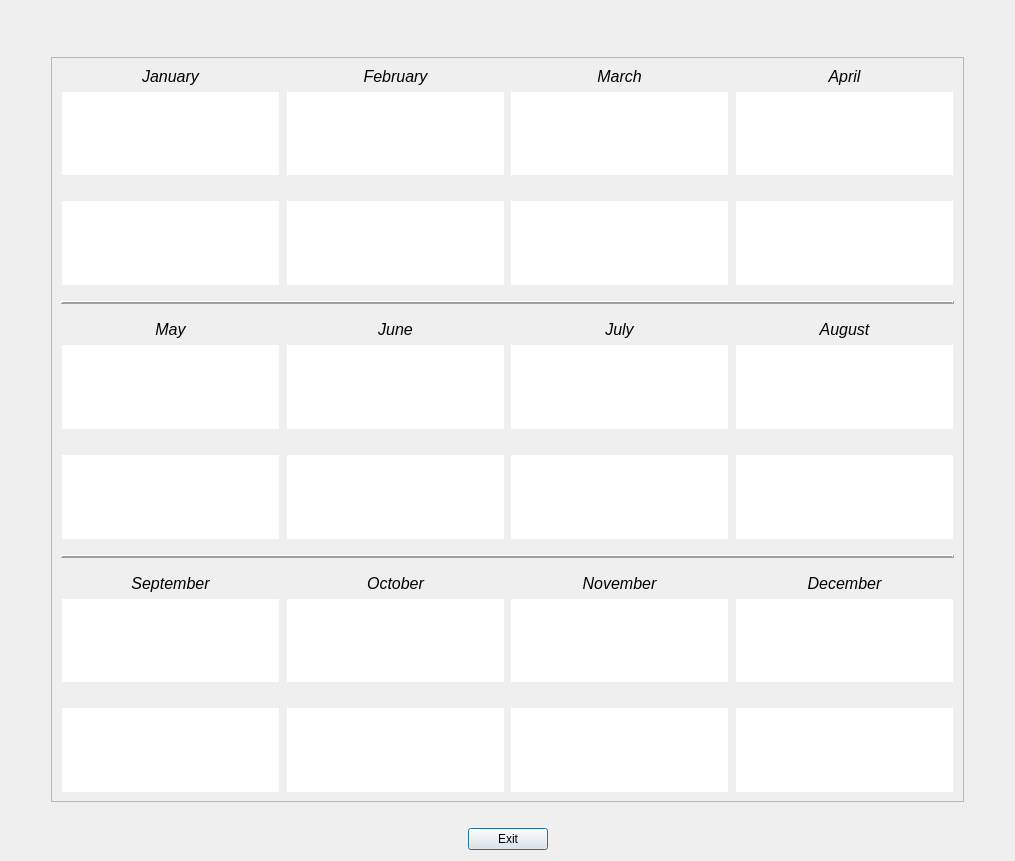
epw7856/CashFlowManager, file CashFlowManager/monthlybudgetsummarydialog.ui: the form before one commit.
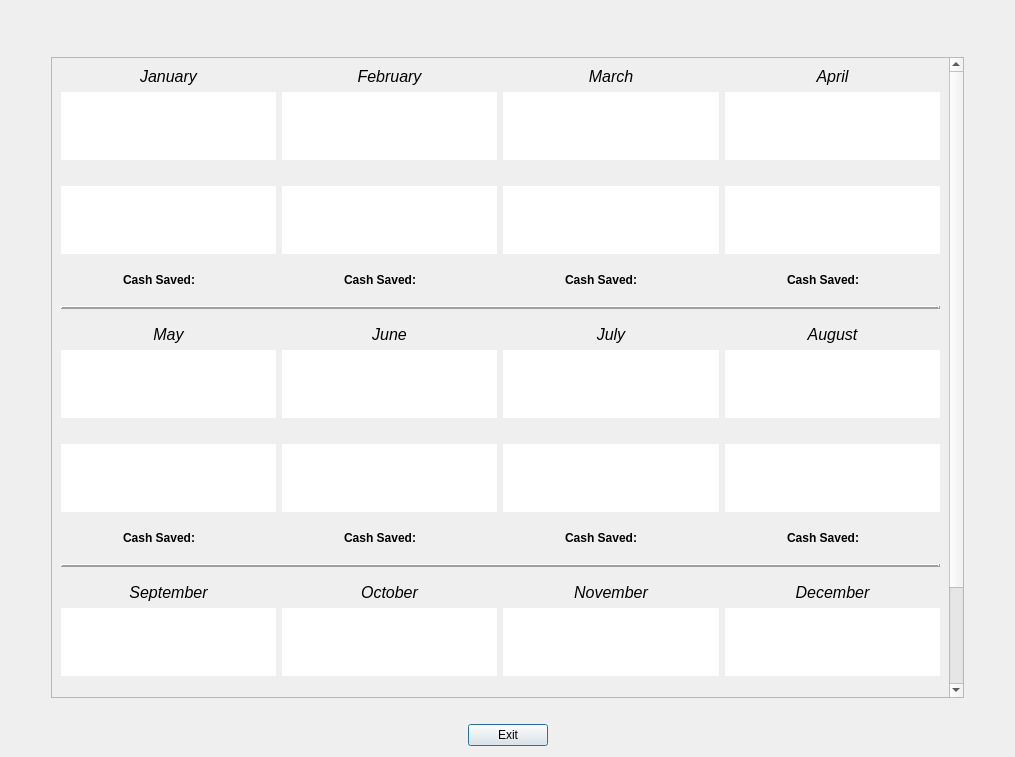
The form after the commit.

Commit message: Added cash savings labels to the monthly budget summary dialog.

What changed in the file:
```diff
--- a/CashFlowManager/monthlybudgetsummarydialog.ui
+++ b/CashFlowManager/monthlybudgetsummarydialog.ui
@@ -10,7 +10,7 @@
     <x>0</x>
     <y>0</y>
     <width>1015</width>
-    <height>861</height>
+    <height>757</height>
    </rect>
   </property>
   <property name="font">
@@ -118,9 +118,9 @@
         <property name="geometry">
          <rect>
           <x>0</x>
-          <y>0</y>
+          <y>-244</y>
           <width>884</width>
-          <height>733</height>
+          <height>865</height>
          </rect>
         </property>
         <layout class="QVBoxLayout" name="verticalLayout_15">
@@ -212,6 +212,77 @@
                </attribute>
               </widget>
              </item>
+             <item>
+              <spacer name="verticalSpacer_29">
+               <property name="orientation">
+                <enum>Qt::Vertical</enum>
+               </property>
+               <property name="sizeType">
+                <enum>QSizePolicy::Fixed</enum>
+               </property>
+               <property name="sizeHint" stdset="0">
+                <size>
+                 <width>20</width>
+                 <height>10</height>
+                </size>
+               </property>
+              </spacer>
+             </item>
+             <item>
+              <layout class="QHBoxLayout" name="horizontalLayout_7">
+               <item>
+                <spacer name="horizontalSpacer_25">
+                 <property name="orientation">
+                  <enum>Qt::Horizontal</enum>
+                 </property>
+                 <property name="sizeHint" stdset="0">
+                  <size>
+                   <width>40</width>
+                   <height>20</height>
+                  </size>
+                 </property>
+                </spacer>
+               </item>
+               <item>
+                <widget class="QLabel" name="label_13">
+                 <property name="font">
+                  <font>
+                   <family>Segoe UI</family>
+                   <pointsize>9</pointsize>
+                   <weight>75</weight>
+                   <bold>true</bold>
+                  </font>
+                 </property>
+                 <property name="text">
+                  <string>Cash Saved:  </string>
+                 </property>
+                </widget>
+               </item>
+               <item>
+                <widget class="QLabel" name="labelJanuaryCashSaved">
+                 <property name="text">
+                  <string>&lt;CashSaved&gt;</string>
+                 </property>
+                 <property name="alignment">
+                  <set>Qt::AlignCenter</set>
+                 </property>
+                </widget>
+               </item>
+               <item>
+                <spacer name="horizontalSpacer_24">
+                 <property name="orientation">
+                  <enum>Qt::Horizontal</enum>
+                 </property>
+                 <property name="sizeHint" stdset="0">
+                  <size>
+                   <width>40</width>
+                   <height>20</height>
+                  </size>
+                 </property>
+                </spacer>
+               </item>
+              </layout>
+             </item>
              <item>
               <spacer name="verticalSpacer_17">
                <property name="orientation">
@@ -328,6 +399,77 @@
                </attribute>
               </widget>
              </item>
+             <item>
+              <spacer name="verticalSpacer_30">
+               <property name="orientation">
+                <enum>Qt::Vertical</enum>
+               </property>
+               <property name="sizeType">
+                <enum>QSizePolicy::Fixed</enum>
+               </property>
+               <property name="sizeHint" stdset="0">
+                <size>
+                 <width>20</width>
+                 <height>10</height>
+                </size>
+               </property>
+              </spacer>
+             </item>
+             <item>
+              <layout class="QHBoxLayout" name="horizontalLayout_8">
+               <item>
+                <spacer name="horizontalSpacer_26">
+                 <property name="orientation">
+                  <enum>Qt::Horizontal</enum>
+                 </property>
+                 <property name="sizeHint" stdset="0">
+                  <size>
+                   <width>40</width>
+                   <height>20</height>
+                  </size>
+                 </property>
+                </spacer>
+               </item>
+               <item>
+                <widget class="QLabel" name="label_14">
+                 <property name="font">
+                  <font>
+                   <family>Segoe UI</family>
+                   <pointsize>9</pointsize>
+                   <weight>75</weight>
+                   <bold>true</bold>
+                  </font>
+                 </property>
+                 <property name="text">
+                  <string>Cash Saved:  </string>
+                 </property>
+                </widget>
+               </item>
+               <item>
+                <widget class="QLabel" name="labelFebruaryCashSaved">
+                 <property name="text">
+                  <string>&lt;CashSaved&gt;</string>
+                 </property>
+                 <property name="alignment">
+                  <set>Qt::AlignCenter</set>
+                 </property>
+                </widget>
+               </item>
+               <item>
+                <spacer name="horizontalSpacer_27">
+                 <property name="orientation">
+                  <enum>Qt::Horizontal</enum>
+                 </property>
+                 <property name="sizeHint" stdset="0">
+                  <size>
+                   <width>40</width>
+                   <height>20</height>
+                  </size>
+                 </property>
+                </spacer>
+               </item>
+              </layout>
+             </item>
              <item>
               <spacer name="verticalSpacer_18">
                <property name="orientation">
@@ -441,6 +583,77 @@
                </attribute>
               </widget>
              </item>
+             <item>
+              <spacer name="verticalSpacer_31">
+               <property name="orientation">
+                <enum>Qt::Vertical</enum>
+               </property>
+               <property name="sizeType">
+                <enum>QSizePolicy::Fixed</enum>
+               </property>
+               <property name="sizeHint" stdset="0">
+                <size>
+                 <width>20</width>
+                 <height>10</height>
+                </size>
+               </property>
+              </spacer>
+             </item>
+             <item>
+              <layout class="QHBoxLayout" name="horizontalLayout_9">
+               <item>
+                <spacer name="horizontalSpacer_28">
+                 <property name="orientation">
+                  <enum>Qt::Horizontal</enum>
+                 </property>
+                 <property name="sizeHint" stdset="0">
+                  <size>
+                   <width>40</width>
+                   <height>20</height>
+                  </size>
+                 </property>
+                </spacer>
+               </item>
+               <item>
+                <widget class="QLabel" name="label_15">
+                 <property name="font">
+                  <font>
+                   <family>Segoe UI</family>
+                   <pointsize>9</pointsize>
+                   <weight>75</weight>
+                   <bold>true</bold>
+                  </font>
+                 </property>
+                 <property name="text">
+                  <string>Cash Saved:  </string>
+                 </property>
+                </widget>
+               </item>
+               <item>
+                <widget class="QLabel" name="labelMarchCashSaved">
+                 <property name="text">
+                  <string>&lt;CashSaved&gt;</string>
+                 </property>
+                 <property name="alignment">
+                  <set>Qt::AlignCenter</set>
+                 </property>
+                </widget>
+               </item>
+               <item>
+                <spacer name="horizontalSpacer_29">
+                 <property name="orientation">
+                  <enum>Qt::Horizontal</enum>
+                 </property>
+                 <property name="sizeHint" stdset="0">
+                  <size>
+                   <width>40</width>
+                   <height>20</height>
+                  </size>
+                 </property>
+                </spacer>
+               </item>
+              </layout>
+             </item>
              <item>
               <spacer name="verticalSpacer_19">
                <property name="orientation">
@@ -554,6 +767,77 @@
                </attribute>
               </widget>
              </item>
+             <item>
+              <spacer name="verticalSpacer_32">
+               <property name="orientation">
+                <enum>Qt::Vertical</enum>
+               </property>
+               <property name="sizeType">
+                <enum>QSizePolicy::Fixed</enum>
+               </property>
+               <property name="sizeHint" stdset="0">
+                <size>
+                 <width>20</width>
+                 <height>10</height>
+                </size>
+               </property>
+              </spacer>
+             </item>
+             <item>
+              <layout class="QHBoxLayout" name="horizontalLayout_10">
+               <item>
+                <spacer name="horizontalSpacer_30">
+                 <property name="orientation">
+                  <enum>Qt::Horizontal</enum>
+                 </property>
+                 <property name="sizeHint" stdset="0">
+                  <size>
+                   <width>40</width>
+                   <height>20</height>
+                  </size>
+                 </property>
+                </spacer>
+               </item>
+               <item>
+                <widget class="QLabel" name="label_16">
+                 <property name="font">
+                  <font>
+                   <family>Segoe UI</family>
+                   <pointsize>9</pointsize>
+                   <weight>75</weight>
+                   <bold>true</bold>
+                  </font>
+                 </property>
+                 <property name="text">
+                  <string>Cash Saved:  </string>
+                 </property>
+                </widget>
+               </item>
+               <item>
+                <widget class="QLabel" name="labelAprilCashSaved">
+                 <property name="text">
+                  <string>&lt;CashSaved&gt;</string>
+                 </property>
+                 <property name="alignment">
+                  <set>Qt::AlignCenter</set>
+                 </property>
+                </widget>
+               </item>
+               <item>
+                <spacer name="horizontalSpacer_31">
+                 <property name="orientation">
+                  <enum>Qt::Horizontal</enum>
+                 </property>
+                 <property name="sizeHint" stdset="0">
+                  <size>
+                   <width>40</width>
+                   <height>20</height>
+                  </size>
+                 </property>
+                </spacer>
+               </item>
+              </layout>
+             </item>
              <item>
               <spacer name="verticalSpacer_20">
                <property name="orientation">
@@ -717,6 +1001,77 @@
                </attribute>
               </widget>
              </item>
+             <item>
+              <spacer name="verticalSpacer_33">
+               <property name="orientation">
+                <enum>Qt::Vertical</enum>
+               </property>
+               <property name="sizeType">
+                <enum>QSizePolicy::Fixed</enum>
+               </property>
+               <property name="sizeHint" stdset="0">
+                <size>
+                 <width>20</width>
+                 <height>10</height>
+                </size>
+               </property>
+              </spacer>
+             </item>
+             <item>
+              <layout class="QHBoxLayout" name="horizontalLayout_11">
+               <item>
+                <spacer name="horizontalSpacer_32">
+                 <property name="orientation">
+                  <enum>Qt::Horizontal</enum>
+                 </property>
+                 <property name="sizeHint" stdset="0">
+                  <size>
+                   <width>40</width>
+                   <height>20</height>
+                  </size>
+                 </property>
+                </spacer>
+               </item>
+               <item>
+                <widget class="QLabel" name="label_17">
+                 <property name="font">
+                  <font>
+                   <family>Segoe UI</family>
+                   <pointsize>9</pointsize>
+                   <weight>75</weight>
+                   <bold>true</bold>
+                  </font>
+                 </property>
+                 <property name="text">
+                  <string>Cash Saved:  </string>
+                 </property>
+                </widget>
+               </item>
+               <item>
+                <widget class="QLabel" name="labelMayCashSaved">
+                 <property name="text">
+                  <string>&lt;CashSaved&gt;</string>
+                 </property>
+                 <property name="alignment">
+                  <set>Qt::AlignCenter</set>
+                 </property>
+                </widget>
+               </item>
+               <item>
+                <spacer name="horizontalSpacer_33">
+                 <property name="orientation">
+                  <enum>Qt::Horizontal</enum>
+                 </property>
+                 <property name="sizeHint" stdset="0">
+                  <size>
+                   <width>40</width>
+                   <height>20</height>
+                  </size>
+                 </property>
+                </spacer>
+               </item>
+              </layout>
+             </item>
              <item>
               <spacer name="verticalSpacer_21">
                <property name="orientation">
@@ -818,6 +1173,77 @@
                </attribute>
               </widget>
              </item>
+             <item>
+              <spacer name="verticalSpacer_36">
+               <property name="orientation">
+                <enum>Qt::Vertical</enum>
+               </property>
+               <property name="sizeType">
+                <enum>QSizePolicy::Fixed</enum>
+               </property>
+               <property name="sizeHint" stdset="0">
+                <size>
+                 <width>20</width>
+                 <height>10</height>
+                </size>
+               </property>
+              </spacer>
+             </item>
+             <item>
+              <layout class="QHBoxLayout" name="horizontalLayout_14">
+               <item>
+                <spacer name="horizontalSpacer_38">
+                 <property name="orientation">
+                  <enum>Qt::Horizontal</enum>
+                 </property>
+                 <property name="sizeHint" stdset="0">
+                  <size>
+                   <width>40</width>
+                   <height>20</height>
+                  </size>
+                 </property>
+                </spacer>
+               </item>
+               <item>
+                <widget class="QLabel" name="label_20">
+                 <property name="font">
+                  <font>
+                   <family>Segoe UI</family>
+                   <pointsize>9</pointsize>
+                   <weight>75</weight>
+                   <bold>true</bold>
+                  </font>
+                 </property>
+                 <property name="text">
+                  <string>Cash Saved:  </string>
+                 </property>
+                </widget>
+               </item>
+               <item>
+                <widget class="QLabel" name="labelJuneCashSaved">
+                 <property name="text">
+                  <string>&lt;CashSaved&gt;</string>
+                 </property>
+                 <property name="alignment">
+                  <set>Qt::AlignCenter</set>
+                 </property>
+                </widget>
+               </item>
+               <item>
+                <spacer name="horizontalSpacer_39">
+                 <property name="orientation">
+                  <enum>Qt::Horizontal</enum>
+                 </property>
+                 <property name="sizeHint" stdset="0">
+                  <size>
+                   <width>40</width>
+                   <height>20</height>
+                  </size>
+                 </property>
+                </spacer>
+               </item>
+              </layout>
+             </item>
              <item>
               <spacer name="verticalSpacer_22">
                <property name="orientation">
@@ -919,6 +1345,77 @@
                </attribute>
               </widget>
              </item>
+             <item>
+              <spacer name="verticalSpacer_34">
+               <property name="orientation">
+                <enum>Qt::Vertical</enum>
+               </property>
+               <property name="sizeType">
+                <enum>QSizePolicy::Fixed</enum>
+               </property>
+               <property name="sizeHint" stdset="0">
+                <size>
+                 <width>20</width>
+                 <height>10</height>
+                </size>
+               </property>
+              </spacer>
+             </item>
+             <item>
+              <layout class="QHBoxLayout" name="horizontalLayout_12">
+               <item>
+                <spacer name="horizontalSpacer_34">
+                 <property name="orientation">
+                  <enum>Qt::Horizontal</enum>
+                 </property>
+                 <property name="sizeHint" stdset="0">
+                  <size>
+                   <width>40</width>
+                   <height>20</height>
+                  </size>
+                 </property>
+                </spacer>
+               </item>
+               <item>
+                <widget class="QLabel" name="label_18">
+                 <property name="font">
+                  <font>
+                   <family>Segoe UI</family>
+                   <pointsize>9</pointsize>
+                   <weight>75</weight>
+                   <bold>true</bold>
+                  </font>
+                 </property>
+                 <property name="text">
+                  <string>Cash Saved:  </string>
+                 </property>
+                </widget>
+               </item>
+               <item>
+                <widget class="QLabel" name="labelJulyCashSaved">
+                 <property name="text">
+                  <string>&lt;CashSaved&gt;</string>
+                 </property>
+                 <property name="alignment">
+                  <set>Qt::AlignCenter</set>
+                 </property>
+                </widget>
+               </item>
+               <item>
+                <spacer name="horizontalSpacer_35">
+                 <property name="orientation">
+                  <enum>Qt::Horizontal</enum>
+                 </property>
+                 <property name="sizeHint" stdset="0">
+                  <size>
+                   <width>40</width>
+                   <height>20</height>
+                  </size>
+                 </property>
+                </spacer>
+               </item>
+              </layout>
+             </item>
              <item>
               <spacer name="verticalSpacer_23">
                <property name="orientation">
@@ -1020,6 +1517,77 @@
                </attribute>
               </widget>
              </item>
+             <item>
+              <spacer name="verticalSpacer_35">
+               <property name="orientation">
+                <enum>Qt::Vertical</enum>
+               </property>
+               <property name="sizeType">
+                <enum>QSizePolicy::Fixed</enum>
+               </property>
+               <property name="sizeHint" stdset="0">
+                <size>
+                 <width>20</width>
+                 <height>10</height>
+                </size>
+               </property>
+              </spacer>
+             </item>
+             <item>
+              <layout class="QHBoxLayout" name="horizontalLayout_13">
+               <item>
+                <spacer name="horizontalSpacer_36">
+                 <property name="orientation">
+                  <enum>Qt::Horizontal</enum>
+                 </property>
+                 <property name="sizeHint" stdset="0">
+                  <size>
+                   <width>40</width>
+                   <height>20</height>
+                  </size>
+                 </property>
+                </spacer>
+               </item>
+               <item>
+                <widget class="QLabel" name="label_19">
+                 <property name="font">
+                  <font>
+                   <family>Segoe UI</family>
+                   <pointsize>9</pointsize>
+                   <weight>75</weight>
+                   <bold>true</bold>
+                  </font>
+                 </property>
+                 <property name="text">
+                  <string>Cash Saved:  </string>
+                 </property>
+                </widget>
+               </item>
+               <item>
+                <widget class="QLabel" name="labelAugustCashSaved">
+                 <property name="text">
+                  <string>&lt;CashSaved&gt;</string>
+                 </property>
+                 <property name="alignment">
+                  <set>Qt::AlignCenter</set>
+                 </property>
+                </widget>
+               </item>
+               <item>
+                <spacer name="horizontalSpacer_37">
+                 <property name="orientation">
+                  <enum>Qt::Horizontal</enum>
+                 </property>
+                 <property name="sizeHint" stdset="0">
+                  <size>
+                   <width>40</width>
+                   <height>20</height>
+                  </size>
+                 </property>
+                </spacer>
+               </item>
+              </layout>
+             </item>
              <item>
               <spacer name="verticalSpacer_24">
                <property name="orientation">
@@ -1183,6 +1751,77 @@
                </attribute>
               </widget>
              </item>
+             <item>
+              <spacer name="verticalSpacer_40">
+               <property name="orientation">
+                <enum>Qt::Vertical</enum>
+               </property>
+               <property name="sizeType">
+                <enum>QSizePolicy::Fixed</enum>
+               </property>
+               <property name="sizeHint" stdset="0">
+                <size>
+                 <width>20</width>
+                 <height>10</height>
+                </size>
+               </property>
+              </spacer>
+             </item>
+             <item>
+              <layout class="QHBoxLayout" name="horizontalLayout_18">
+               <item>
+                <spacer name="horizontalSpacer_46">
+                 <property name="orientation">
+                  <enum>Qt::Horizontal</enum>
+                 </property>
+                 <property name="sizeHint" stdset="0">
+                  <size>
+                   <width>40</width>
+                   <height>20</height>
+                  </size>
+                 </property>
+                </spacer>
+               </item>
+               <item>
+                <widget class="QLabel" name="label_24">
+                 <property name="font">
+                  <font>
+                   <family>Segoe UI</family>
+                   <pointsize>9</pointsize>
+                   <weight>75</weight>
+                   <bold>true</bold>
+                  </font>
+                 </property>
+                 <property name="text">
+                  <string>Cash Saved:  </string>
+                 </property>
+                </widget>
+               </item>
+               <item>
+                <widget class="QLabel" name="labelSeptemberCashSaved">
+                 <property name="text">
+                  <string>&lt;CashSaved&gt;</string>
+                 </property>
+                 <property name="alignment">
+                  <set>Qt::AlignCenter</set>
+                 </property>
+                </widget>
+               </item>
+               <item>
+                <spacer name="horizontalSpacer_47">
+                 <property name="orientation">
+                  <enum>Qt::Horizontal</enum>
+                 </property>
+                 <property name="sizeHint" stdset="0">
+                  <size>
+                   <width>40</width>
+                   <height>20</height>
+                  </size>
+                 </property>
+                </spacer>
+               </item>
+              </layout>
+             </item>
              <item>
               <spacer name="verticalSpacer_25">
                <property name="orientation">
@@ -1284,6 +1923,77 @@
                </attribute>
               </widget>
              </item>
+             <item>
+              <spacer name="verticalSpacer_37">
+               <property name="orientation">
+                <enum>Qt::Vertical</enum>
+               </property>
+               <property name="sizeType">
+                <enum>QSizePolicy::Fixed</enum>
+               </property>
+               <property name="sizeHint" stdset="0">
+                <size>
+                 <width>20</width>
+                 <height>10</height>
+                </size>
+               </property>
+              </spacer>
+             </item>
+             <item>
+              <layout class="QHBoxLayout" name="horizontalLayout_15">
+               <item>
+                <spacer name="horizontalSpacer_40">
+                 <property name="orientation">
+                  <enum>Qt::Horizontal</enum>
+                 </property>
+                 <property name="sizeHint" stdset="0">
+                  <size>
+                   <width>40</width>
+                   <height>20</height>
+                  </size>
+                 </property>
+                </spacer>
+               </item>
+               <item>
+                <widget class="QLabel" name="label_21">
+                 <property name="font">
+                  <font>
+                   <family>Segoe UI</family>
+                   <pointsize>9</pointsize>
+                   <weight>75</weight>
+                   <bold>true</bold>
+                  </font>
+                 </property>
+                 <property name="text">
+                  <string>Cash Saved:  </string>
+                 </property>
+                </widget>
+               </item>
+               <item>
+                <widget class="QLabel" name="labelOctoberCashSaved">
+                 <property name="text">
+                  <string>&lt;CashSaved&gt;</string>
+                 </property>
+                 <property name="alignment">
+                  <set>Qt::AlignCenter</set>
+                 </property>
+                </widget>
+               </item>
+               <item>
+                <spacer name="horizontalSpacer_41">
+                 <property name="orientation">
+                  <enum>Qt::Horizontal</enum>
+                 </property>
+                 <property name="sizeHint" stdset="0">
+                  <size>
+                   <width>40</width>
+                   <height>20</height>
+                  </size>
+                 </property>
+                </spacer>
+               </item>
+              </layout>
+             </item>
              <item>
               <spacer name="verticalSpacer_26">
                <property name="orientation">
@@ -1385,6 +2095,77 @@
                </attribute>
               </widget>
              </item>
+             <item>
+              <spacer name="verticalSpacer_38">
+               <property name="orientation">
+                <enum>Qt::Vertical</enum>
+               </property>
+               <property name="sizeType">
+                <enum>QSizePolicy::Fixed</enum>
+               </property>
+               <property name="sizeHint" stdset="0">
+                <size>
+                 <width>20</width>
+                 <height>10</height>
+                </size>
+               </property>
+              </spacer>
+             </item>
+             <item>
+              <layout class="QHBoxLayout" name="horizontalLayout_16">
+               <item>
+                <spacer name="horizontalSpacer_42">
+                 <property name="orientation">
+                  <enum>Qt::Horizontal</enum>
+                 </property>
+                 <property name="sizeHint" stdset="0">
+                  <size>
+                   <width>40</width>
+                   <height>20</height>
+                  </size>
+                 </property>
+                </spacer>
+               </item>
+               <item>
+                <widget class="QLabel" name="label_22">
+                 <property name="font">
+                  <font>
+                   <family>Segoe UI</family>
+                   <pointsize>9</pointsize>
+                   <weight>75</weight>
+                   <bold>true</bold>
+                  </font>
+                 </property>
+                 <property name="text">
+                  <string>Cash Saved:  </string>
+                 </property>
+                </widget>
+               </item>
+               <item>
+                <widget class="QLabel" name="labelNovemberCashSaved">
+                 <property name="text">
+                  <string>&lt;CashSaved&gt;</string>
+                 </property>
+                 <property name="alignment">
+                  <set>Qt::AlignCenter</set>
+                 </property>
+                </widget>
+               </item>
+               <item>
+                <spacer name="horizontalSpacer_43">
+                 <property name="orientation">
+                  <enum>Qt::Horizontal</enum>
+                 </property>
+                 <property name="sizeHint" stdset="0">
+                  <size>
+                   <width>40</width>
+                   <height>20</height>
+                  </size>
+                 </property>
+                </spacer>
+               </item>
+              </layout>
+             </item>
              <item>
               <spacer name="verticalSpacer_27">
                <property name="orientation">
@@ -1486,6 +2267,77 @@
                </attribute>
               </widget>
              </item>
+             <item>
+              <spacer name="verticalSpacer_39">
+               <property name="orientation">
+                <enum>Qt::Vertical</enum>
+               </property>
+               <property name="sizeType">
+                <enum>QSizePolicy::Fixed</enum>
+               </property>
+               <property name="sizeHint" stdset="0">
+                <size>
+                 <width>20</width>
+                 <height>10</height>
+                </size>
+               </property>
+              </spacer>
+             </item>
+             <item>
+              <layout class="QHBoxLayout" name="horizontalLayout_17">
+               <item>
+                <spacer name="horizontalSpacer_44">
+                 <property name="orientation">
+                  <enum>Qt::Horizontal</enum>
+                 </property>
+                 <property name="sizeHint" stdset="0">
+                  <size>
+                   <width>40</width>
+                   <height>20</height>
+                  </size>
+                 </property>
+                </spacer>
+               </item>
+               <item>
+                <widget class="QLabel" name="label_23">
+                 <property name="font">
+                  <font>
+                   <family>Segoe UI</family>
+                   <pointsize>9</pointsize>
+                   <weight>75</weight>
+                   <bold>true</bold>
+                  </font>
+                 </property>
+                 <property name="text">
+                  <string>Cash Saved:  </string>
+                 </property>
+                </widget>
+               </item>
+               <item>
+                <widget class="QLabel" name="labelDecemberCashSaved">
+                 <property name="text">
+                  <string>&lt;CashSaved&gt;</string>
+                 </property>
+                 <property name="alignment">
+                  <set>Qt::AlignCenter</set>
+                 </property>
+                </widget>
+               </item>
+               <item>
+                <spacer name="horizontalSpacer_45">
+                 <property name="orientation">
+                  <enum>Qt::Horizontal</enum>
+                 </property>
+                 <property name="sizeHint" stdset="0">
+                  <size>
+                   <width>40</width>
+                   <height>20</height>
+                  </size>
+                 </property>
+                </spacer>
+               </item>
+              </layout>
+             </item>
              <item>
               <spacer name="verticalSpacer_28">
                <property name="orientation">
```
The commit also changes 7 other files.
